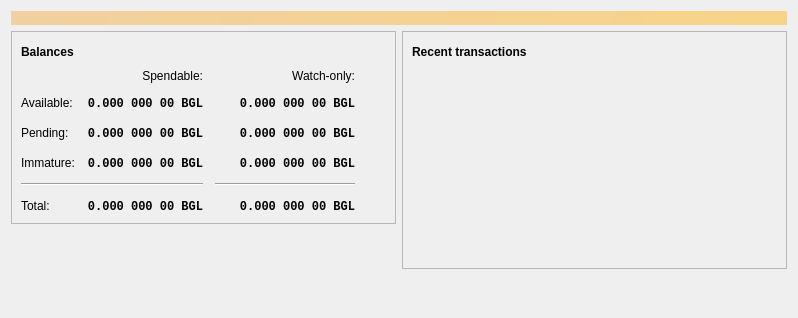
Qt form src/qt/forms/overviewpage.ui (BitgesellOfficial/bitgesell) before a commit.
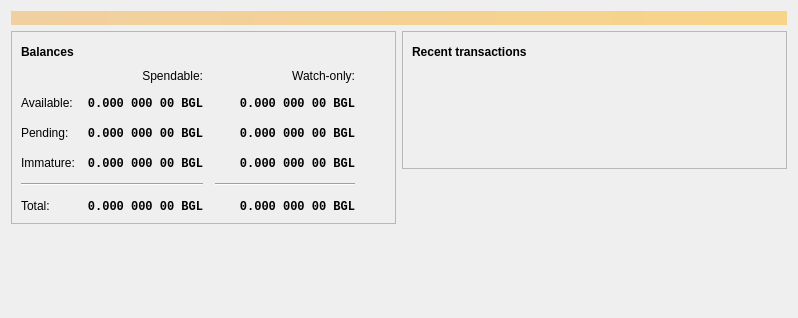
The same form after that commit. Icons and pictures are not drawn. Custom widgets are drawn as their Qt base class.

Commit message:
qt: Fix TxViewDelegate layout
This change (1) prevents overlapping date and amount strings,
and (2) guaranties that "eye" sign at the end of the watch-only
address/label is always visible.

The edit to the form file:
```diff
--- a/src/qt/forms/overviewpage.ui
+++ b/src/qt/forms/overviewpage.ui
@@ -517,6 +517,9 @@
             <property name="horizontalScrollBarPolicy">
              <enum>Qt::ScrollBarAlwaysOff</enum>
             </property>
+            <property name="sizeAdjustPolicy">
+             <enum>QAbstractScrollArea::AdjustToContents</enum>
+            </property>
             <property name="selectionMode">
              <enum>QAbstractItemView::NoSelection</enum>
             </property>
```
The commit also changes 1 other file.
